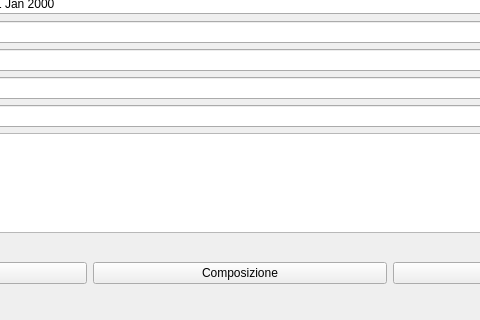
Old version of the form hmodifylot.ui in the repository fblabs/hamlet-mod-sancon; both pictures show x 217 to 697 and y 147 to 467 of the 914 by 467 pixel window.
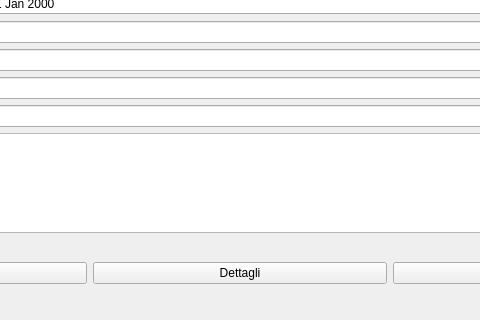
New version of the form. Icons and pictures are not drawn.

Commit message: 1.6.2.0 - b fixed bug in HComposizioneLotto

What changed in the file:
```diff
--- a/hmodifylot.ui
+++ b/hmodifylot.ui
@@ -234,7 +234,7 @@
      <item>
       <widget class="QPushButton" name="pbComposizione">
        <property name="text">
-        <string>Composizione</string>
+        <string>Dettagli</string>
        </property>
        <property name="icon">
         <iconset resource="icons.qrc">
```
The commit also changes 12 other files.
